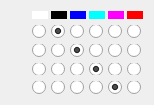
This is ItshfSim/colorpal.ui in lzhengp1986/AutoTechSim as Qt 5 draws it before an edit. The edited form follows.
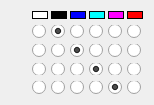
This is the edited form.

The edit to the form file:
```diff
--- a/ItshfSim/colorpal.ui
+++ b/ItshfSim/colorpal.ui
@@ -92,7 +92,10 @@
          </size>
         </property>
         <property name="styleSheet">
-         <string notr="true">background-color:cyan;</string>
+         <string notr="true">background-color:cyan;
+border-style:solid;
+border-width:1px;
+border-color:black;</string>
         </property>
         <property name="frameShape">
          <enum>QFrame::StyledPanel</enum>
@@ -120,7 +123,10 @@
          </size>
         </property>
         <property name="styleSheet">
-         <string notr="true">background-color:white</string>
+         <string notr="true">background-color:white;
+border-style:solid;
+border-width:1px;
+border-color:black;</string>
         </property>
         <property name="frameShape">
          <enum>QFrame::StyledPanel</enum>
@@ -148,7 +154,10 @@
          </size>
         </property>
         <property name="styleSheet">
-         <string notr="true">background-color: red;</string>
+         <string notr="true">background-color: red;
+border-style:solid;
+border-width:1px;
+border-color:black;</string>
         </property>
         <property name="frameShape">
          <enum>QFrame::StyledPanel</enum>
@@ -176,7 +185,10 @@
          </size>
         </property>
         <property name="styleSheet">
-         <string notr="true">background-color:blue;</string>
+         <string notr="true">background-color:blue;
+border-style:solid;
+border-width:1px;
+border-color:black;</string>
         </property>
         <property name="frameShape">
          <enum>QFrame::StyledPanel</enum>
@@ -232,7 +244,10 @@
          </size>
         </property>
         <property name="styleSheet">
-         <string notr="true">background-color:magenta;</string>
+         <string notr="true">background-color:magenta;
+border-style:solid;
+border-width:1px;
+border-color:black;</string>
         </property>
         <property name="frameShape">
          <enum>QFrame::StyledPanel</enum>
```
Left out of the diff: 5 changed lines with no effect on the pictures.
